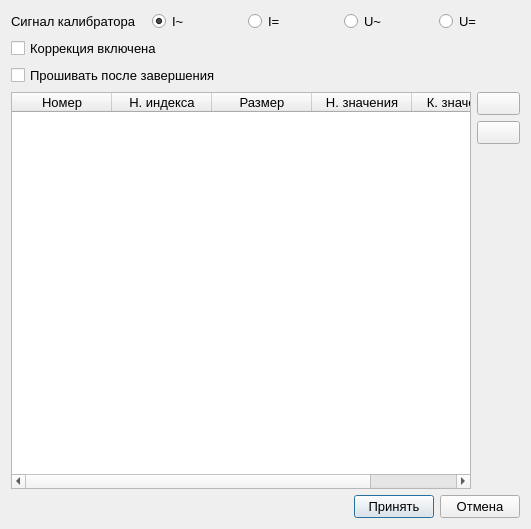
irsural/clb_autocalibration, file ui/edit_measure_parameters_dialog.ui: the form before one commit.
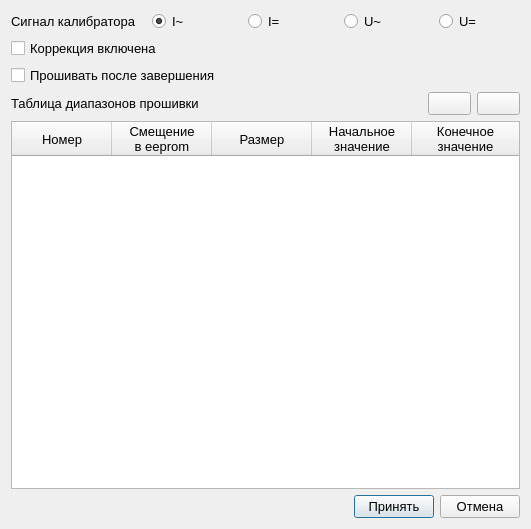
The form after the commit. Icons and pictures are not drawn.

Commit message: Правки интерфейса

```diff
--- a/ui/edit_measure_parameters_dialog.ui
+++ b/ui/edit_measure_parameters_dialog.ui
@@ -89,6 +89,52 @@
        </property>
       </widget>
      </item>
+     <item>
+      <layout class="QHBoxLayout" name="horizontalLayout_2">
+       <item>
+        <widget class="QLabel" name="label_2">
+         <property name="text">
+          <string>Таблица диапазонов прошивки</string>
+         </property>
+        </widget>
+       </item>
+       <item>
+        <spacer name="horizontalSpacer">
+         <property name="orientation">
+          <enum>Qt::Horizontal</enum>
+         </property>
+         <property name="sizeHint" stdset="0">
+          <size>
+           <width>40</width>
+           <height>20</height>
+          </size>
+         </property>
+        </spacer>
+       </item>
+       <item>
+        <widget class="QPushButton" name="add_flash_table_row_button">
+         <property name="text">
+          <string/>
+         </property>
+         <property name="icon">
+          <iconset resource="../resources/icons.qrc">
+           <normaloff>:/icons/icons/plus.png</normaloff>:/icons/icons/plus.png</iconset>
+         </property>
+        </widget>
+       </item>
+       <item>
+        <widget class="QPushButton" name="remove_flash_table_row_button">
+         <property name="text">
+          <string/>
+         </property>
+         <property name="icon">
+          <iconset resource="../resources/icons.qrc">
+           <normaloff>:/icons/icons/minus2.png</normaloff>:/icons/icons/minus2.png</iconset>
+         </property>
+        </widget>
+       </item>
+      </layout>
+     </item>
      <item>
       <layout class="QHBoxLayout" name="horizontalLayout_4">
        <item>
@@ -113,7 +159,8 @@
          </column>
          <column>
           <property name="text">
-           <string>Н. индекса</string>
+           <string>Смещение
+в eeprom</string>
           </property>
          </column>
          <column>
@@ -123,55 +170,18 @@
          </column>
          <column>
           <property name="text">
-           <string>Н. значения</string>
+           <string>Начальное
+значение</string>
           </property>
          </column>
          <column>
           <property name="text">
-           <string>К. значения</string>
+           <string>Конечное
+значение</string>
           </property>
          </column>
         </widget>
        </item>
-       <item>
-        <layout class="QVBoxLayout" name="verticalLayout_2">
-         <item>
-          <widget class="QPushButton" name="add_flash_table_row_button">
-           <property name="text">
-            <string/>
-           </property>
-           <property name="icon">
-            <iconset resource="../resources/icons.qrc">
-             <normaloff>:/icons/icons/plus.png</normaloff>:/icons/icons/plus.png</iconset>
-           </property>
-          </widget>
-         </item>
-         <item>
-          <widget class="QPushButton" name="remove_flash_table_row_button">
-           <property name="text">
-            <string/>
-           </property>
-           <property name="icon">
-            <iconset resource="../resources/icons.qrc">
-             <normaloff>:/icons/icons/minus2.png</normaloff>:/icons/icons/minus2.png</iconset>
-           </property>
-          </widget>
-         </item>
-         <item>
-          <spacer name="verticalSpacer">
-           <property name="orientation">
-            <enum>Qt::Vertical</enum>
-           </property>
-           <property name="sizeHint" stdset="0">
-            <size>
-             <width>20</width>
-             <height>40</height>
-            </size>
-           </property>
-          </spacer>
-         </item>
-        </layout>
-       </item>
       </layout>
      </item>
     </layout>
```
Left out of the diff: 2 changed lines with no effect on the pictures. The commit also changes 6 other files.
